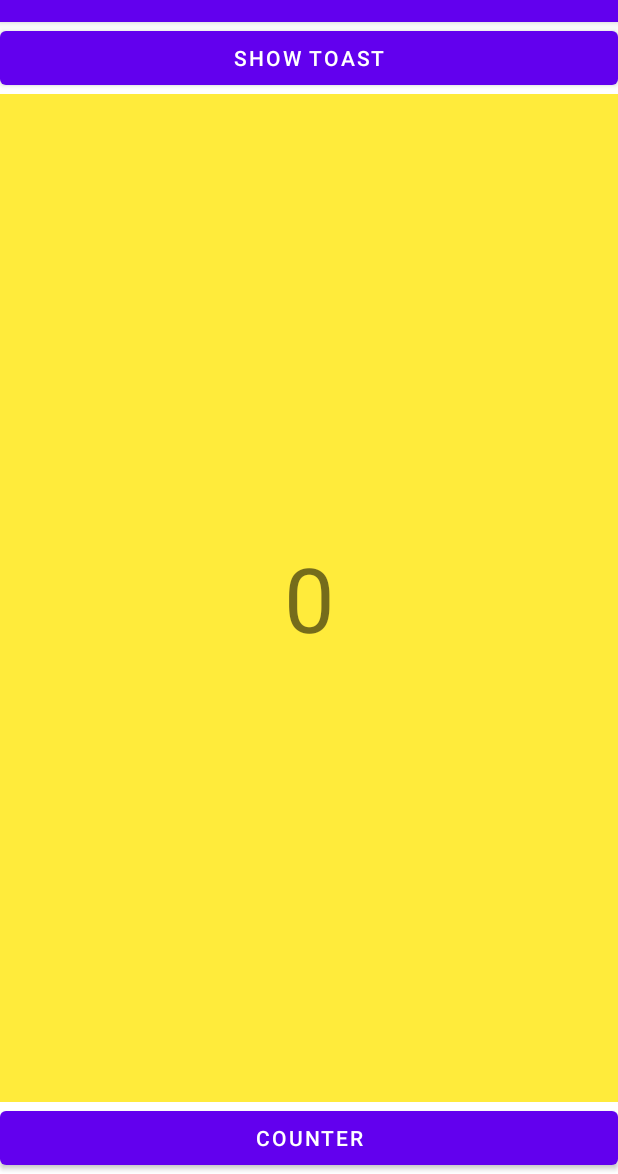
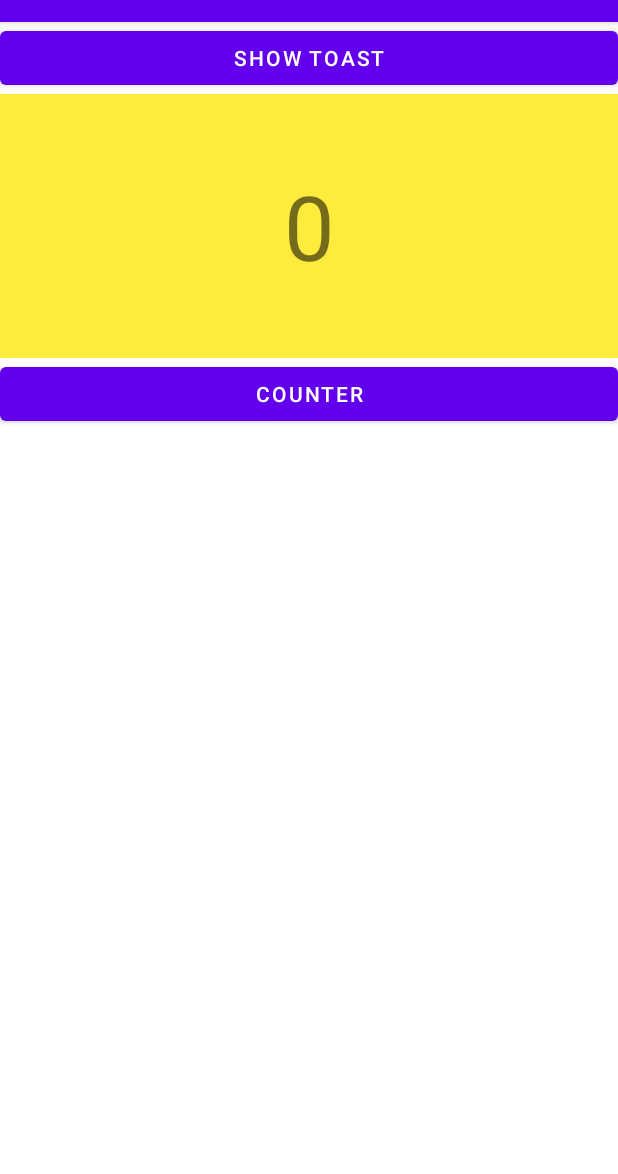
Before and after one commit to Zero-Pointer/ZptIMDHW, an Android app: the screen it shows after launch (MainActivity), on a phone screen of 412 x 824 dp, the part 62-1236 px from its top. Run offline under Robolectric (Android 15) with nearby library versions, the phone set to English and light mode, and no system bars.

Commit message:
update Horizontal screen

```diff
--- a/Lab3/MyApplication/app/src/main/res/layout/activity_main.xml
+++ b/Lab3/MyApplication/app/src/main/res/layout/activity_main.xml
@@ -33,10 +33,12 @@
         android:id="@+id/count_but"
         android:layout_width="0dp"
         android:layout_height="wrap_content"
+        android:layout_marginBottom="496dp"
+        android:onClick="countAdd"
         android:text="Counter"
-        android:onClick="countAdd"
         app:layout_constraintBottom_toBottomOf="parent"
         app:layout_constraintEnd_toEndOf="parent"
+        app:layout_constraintHorizontal_bias="0.434"
         app:layout_constraintStart_toStartOf="parent" />
 
 </androidx.constraintlayout.widget.ConstraintLayout>
```
Also changed, not shown: 2 other files.
